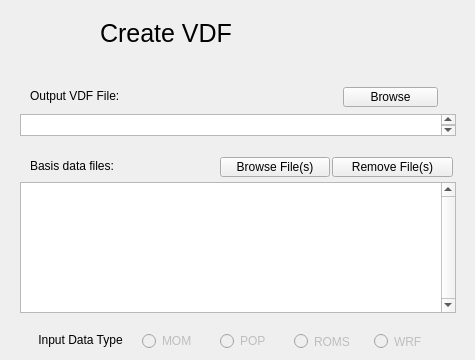
yyr/vapor, file apps/vdcwizard/ui/Page2.ui: the form before one commit.
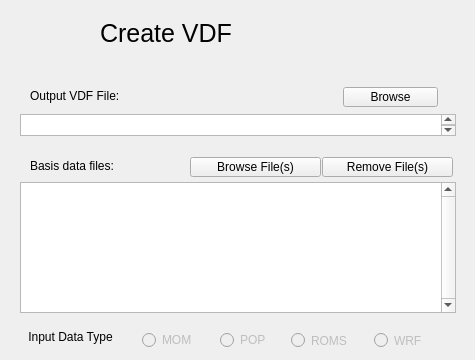
The form after the commit.

Diff of the .ui file:
```diff
--- a/apps/vdcwizard/ui/Page2.ui
+++ b/apps/vdcwizard/ui/Page2.ui
@@ -25,8 +25,8 @@
    </property>
    <property name="geometry">
     <rect>
-     <x>294</x>
-     <y>331</y>
+     <x>291</x>
+     <y>330</y>
      <width>61</width>
      <height>21</height>
     </rect>
@@ -60,9 +60,9 @@
   <widget class="QLabel" name="label_8">
    <property name="geometry">
     <rect>
-     <x>35</x>
-     <y>324</y>
-     <width>91</width>
+     <x>15</x>
+     <y>321</y>
+     <width>111</width>
      <height>31</height>
     </rect>
    </property>
@@ -82,9 +82,9 @@
   <widget class="QPushButton" name="addFileButton">
    <property name="geometry">
     <rect>
-     <x>220</x>
+     <x>190</x>
      <y>157</y>
-     <width>110</width>
+     <width>131</width>
      <height>20</height>
     </rect>
    </property>
@@ -105,7 +105,7 @@
    <property name="geometry">
     <rect>
      <x>142</x>
-     <y>331</y>
+     <y>330</y>
      <width>61</width>
      <height>20</height>
     </rect>
@@ -125,7 +125,7 @@
     <rect>
      <x>30</x>
      <y>158</y>
-     <width>101</width>
+     <width>171</width>
      <height>16</height>
     </rect>
    </property>
@@ -136,9 +136,9 @@
   <widget class="QPushButton" name="removeFileButton">
    <property name="geometry">
     <rect>
-     <x>332</x>
+     <x>322</x>
      <y>157</y>
-     <width>121</width>
+     <width>131</width>
      <height>20</height>
     </rect>
    </property>
@@ -153,7 +153,7 @@
    <property name="geometry">
     <rect>
      <x>220</x>
-     <y>331</y>
+     <y>330</y>
      <width>61</width>
      <height>20</height>
     </rect>
@@ -245,7 +245,7 @@
    <property name="geometry">
     <rect>
      <x>374</x>
-     <y>331</y>
+     <y>330</y>
      <width>61</width>
      <height>21</height>
     </rect>
```
